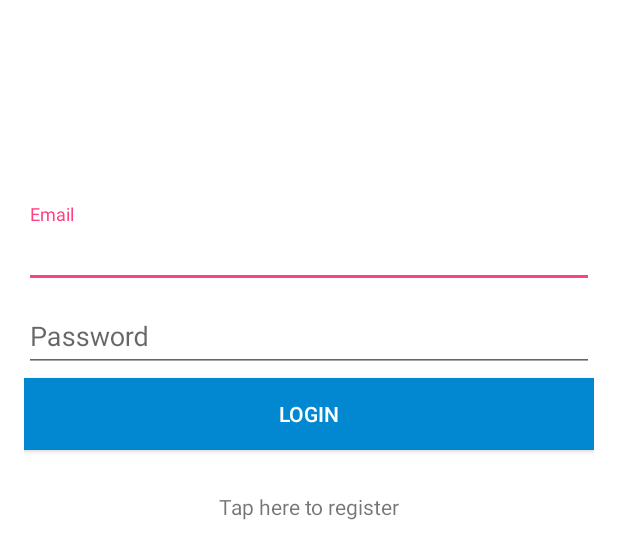
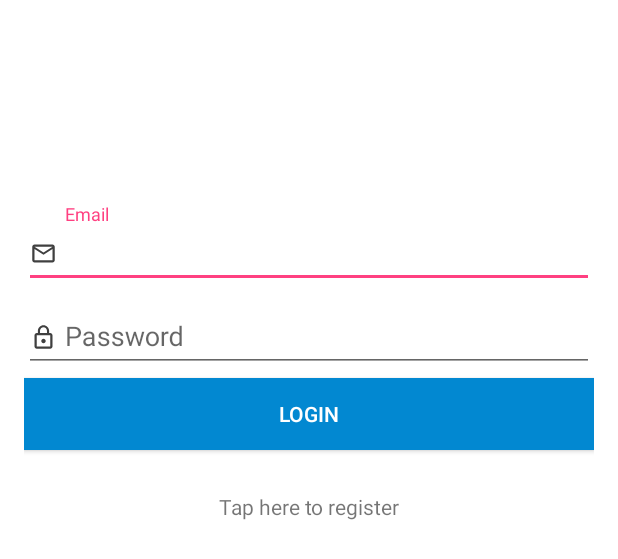
Before and after one commit to pramestisp/SmartParkingApp, an Android app: the layout activity_login.xml on its own in the app's theme, with its tools: preview values and no code run, on a phone screen of 412 x 824 dp. Shown: the top 559 px of the screen. Run offline under Robolectric (Android 15) with nearby library versions, the phone set to English and light mode, and no system bars.

Commit message:
Add icons to login layout Fix choose time layout

```diff
--- a/app/src/main/AndroidManifest.xml
+++ b/app/src/main/AndroidManifest.xml
@@ -10,7 +10,7 @@
         android:roundIcon="@mipmap/ic_launcher_round"
         android:supportsRtl="true"
         android:theme="@style/AppTheme">
-        <activity android:name=".MainActivity">
+        <activity android:name=".ChooseTimeActivity">
             <intent-filter>
                 <action android:name="android.intent.action.MAIN" />
 
@@ -22,8 +22,8 @@
             <!--android:label="@string/title_activity_main"-->
             <!--android:theme="@style/AppTheme" />-->
         <!--<activity android:name=".MainActivity"/>-->
-        <activity android:name=".ChooseSlotActivity" />
-        <activity android:name=".ChooseTimeActivity" />
+        <!--<activity android:name=".ChooseSlotActivity" />-->
+        <!--<activity android:name=".ChooseTimeActivity" />-->
 
     </application>
 
--- a/app/src/main/java/id/ac/ugm/smartparking/smartparkingapp/ChooseTimeActivity.java
+++ b/app/src/main/java/id/ac/ugm/smartparking/smartparkingapp/ChooseTimeActivity.java
@@ -221,6 +221,7 @@ public class ChooseTimeActivity extends AppCompatActivity implements View.OnClic
             toTimePickerDialog.show();
         }
 
+
     }
 
 
--- /dev/null
+++ b/app/src/main/res/drawable/ic_access_time_black_24dp.xml
@@ -0,0 +1,5 @@
+<vector android:alpha="0.75" android:height="18dp"
+    android:viewportHeight="24.0" android:viewportWidth="24.0"
+    android:width="18dp" xmlns:android="http://schemas.android.com/apk/res/android">
+    <path android:fillColor="#FF000000" android:pathData="M11.99,2C6.47,2 2,6.48 2,12s4.47,10 9.99,10C17.52,22 22,17.52 22,12S17.52,2 11.99,2zM12,20c-4.42,0 -8,-3.58 -8,-8s3.58,-8 8,-8 8,3.58 8,8 -3.58,8 -8,8zM12.5,7H11v6l5.25,3.15 0.75,-1.23 -4.5,-2.67z"/>
+</vector>
--- /dev/null
+++ b/app/src/main/res/drawable/ic_attach_money_black_24dp.xml
@@ -0,0 +1,5 @@
+<vector android:alpha="0.75" android:height="24dp"
+    android:viewportHeight="24.0" android:viewportWidth="24.0"
+    android:width="24dp" xmlns:android="http://schemas.android.com/apk/res/android">
+    <path android:fillColor="#FF000000" android:pathData="M11.8,10.9c-2.27,-0.59 -3,-1.2 -3,-2.15 0,-1.09 1.01,-1.85 2.7,-1.85 1.78,0 2.44,0.85 2.5,2.1h2.21c-0.07,-1.72 -1.12,-3.3 -3.21,-3.81V3h-3v2.16c-1.94,0.42 -3.5,1.68 -3.5,3.61 0,2.31 1.91,3.46 4.7,4.13 2.5,0.6 3,1.48 3,2.41 0,0.69 -0.49,1.79 -2.7,1.79 -2.06,0 -2.87,-0.92 -2.98,-2.1h-2.2c0.12,2.19 1.76,3.42 3.68,3.83V21h3v-2.15c1.95,-0.37 3.5,-1.5 3.5,-3.55 0,-2.84 -2.43,-3.81 -4.7,-4.4z"/>
+</vector>
--- /dev/null
+++ b/app/src/main/res/drawable/ic_confirmation_number_black_24dp.xml
@@ -0,0 +1,5 @@
+<vector android:alpha="0.75" android:height="18dp"
+    android:viewportHeight="24.0" android:viewportWidth="24.0"
+    android:width="18dp" xmlns:android="http://schemas.android.com/apk/res/android">
+    <path android:fillColor="#FF000000" android:pathData="M22,10L22,6c0,-1.11 -0.9,-2 -2,-2L4,4c-1.1,0 -1.99,0.89 -1.99,2v4c1.1,0 1.99,0.9 1.99,2s-0.89,2 -2,2v4c0,1.1 0.9,2 2,2h16c1.1,0 2,-0.9 2,-2v-4c-1.1,0 -2,-0.9 -2,-2s0.9,-2 2,-2zM13,17.5h-2v-2h2v2zM13,13h-2v-2h2v2zM13,8.5h-2v-2h2v2z"/>
+</vector>
--- /dev/null
+++ b/app/src/main/res/drawable/ic_directions_car_black_24dp.xml
@@ -0,0 +1,5 @@
+<vector android:alpha="0.75" android:height="18dp"
+    android:viewportHeight="24.0" android:viewportWidth="24.0"
+    android:width="18dp" xmlns:android="http://schemas.android.com/apk/res/android">
+    <path android:fillColor="#FF000000" android:pathData="M18.92,6.01C18.72,5.42 18.16,5 17.5,5h-11c-0.66,0 -1.21,0.42 -1.42,1.01L3,12v8c0,0.55 0.45,1 1,1h1c0.55,0 1,-0.45 1,-1v-1h12v1c0,0.55 0.45,1 1,1h1c0.55,0 1,-0.45 1,-1v-8l-2.08,-5.99zM6.5,16c-0.83,0 -1.5,-0.67 -1.5,-1.5S5.67,13 6.5,13s1.5,0.67 1.5,1.5S7.33,16 6.5,16zM17.5,16c-0.83,0 -1.5,-0.67 -1.5,-1.5s0.67,-1.5 1.5,-1.5 1.5,0.67 1.5,1.5 -0.67,1.5 -1.5,1.5zM5,11l1.5,-4.5h11L19,11L5,11z"/>
+</vector>
--- /dev/null
+++ b/app/src/main/res/drawable/ic_lock_outline_black_24dp.xml
@@ -0,0 +1,5 @@
+<vector android:alpha="0.75" android:height="18dp"
+    android:viewportHeight="24.0" android:viewportWidth="24.0"
+    android:width="18dp" xmlns:android="http://schemas.android.com/apk/res/android">
+    <path android:fillColor="#FF000000" android:pathData="M12,17c1.1,0 2,-0.9 2,-2s-0.9,-2 -2,-2 -2,0.9 -2,2 0.9,2 2,2zM18,8h-1L17,6c0,-2.76 -2.24,-5 -5,-5S7,3.24 7,6v2L6,8c-1.1,0 -2,0.9 -2,2v10c0,1.1 0.9,2 2,2h12c1.1,0 2,-0.9 2,-2L20,10c0,-1.1 -0.9,-2 -2,-2zM8.9,6c0,-1.71 1.39,-3.1 3.1,-3.1s3.1,1.39 3.1,3.1v2L8.9,8L8.9,6zM18,20L6,20L6,10h12v10z"/>
+</vector>
--- /dev/null
+++ b/app/src/main/res/drawable/ic_mail_outline_black_24dp.xml
@@ -0,0 +1,5 @@
+<vector android:alpha="0.75" android:height="18dp"
+    android:viewportHeight="24.0" android:viewportWidth="24.0"
+    android:width="18dp" xmlns:android="http://schemas.android.com/apk/res/android">
+    <path android:fillColor="#FF000000" android:pathData="M20,4L4,4c-1.1,0 -1.99,0.9 -1.99,2L2,18c0,1.1 0.9,2 2,2h16c1.1,0 2,-0.9 2,-2L22,6c0,-1.1 -0.9,-2 -2,-2zM20,18L4,18L4,8l8,5 8,-5v10zM12,11L4,6h16l-8,5z"/>
+</vector>
--- /dev/null
+++ b/app/src/main/res/drawable/ic_person_outline_black_24dp.xml
@@ -0,0 +1,5 @@
+<vector android:alpha="0.75" android:height="18dp"
+    android:viewportHeight="24.0" android:viewportWidth="24.0"
+    android:width="18dp" xmlns:android="http://schemas.android.com/apk/res/android">
+    <path android:fillColor="#FF000000" android:pathData="M12,5.9c1.16,0 2.1,0.94 2.1,2.1s-0.94,2.1 -2.1,2.1S9.9,9.16 9.9,8s0.94,-2.1 2.1,-2.1m0,9c2.97,0 6.1,1.46 6.1,2.1v1.1L5.9,18.1L5.9,17c0,-0.64 3.13,-2.1 6.1,-2.1M12,4C9.79,4 8,5.79 8,8s1.79,4 4,4 4,-1.79 4,-4 -1.79,-4 -4,-4zM12,13c-2.67,0 -8,1.34 -8,4v3h16v-3c0,-2.66 -5.33,-4 -8,-4z"/>
+</vector>
--- a/app/src/main/res/layout/activity_login.xml
+++ b/app/src/main/res/layout/activity_login.xml
@@ -69,7 +69,9 @@
                             android:layout_height="wrap_content"
                             android:id="@+id/etLoginEmail"
                             android:inputType="textEmailAddress"
-                            android:hint="Email"/>
+                            android:hint="Email"
+                            android:drawableLeft="@drawable/ic_mail_outline_black_24dp"
+                            android:drawablePadding="5dp"/>
 
                     </android.support.design.widget.TextInputLayout>
 
@@ -84,7 +86,9 @@
                             android:inputType="textPassword"
                             android:id="@+id/etLoginPassword"
                             android:fontFamily="Roboto"
-                            android:hint="Password"/>
+                            android:hint="Password"
+                            android:drawableLeft="@drawable/ic_lock_outline_black_24dp"
+                            android:drawablePadding="5dp"/>
 
                     </android.support.design.widget.TextInputLayout>
 
@@ -99,7 +103,9 @@
                             android:hint="Name"
                             android:id="@+id/etLoginName"
                             android:inputType="textCapWords"
-                            android:maxLines="1"/>
+                            android:maxLines="1"
+                            android:drawableLeft="@drawable/ic_person_outline_black_24dp"
+                            android:drawablePadding="5dp"/>
                     </android.support.design.widget.TextInputLayout>
 
                     <android.support.design.widget.TextInputLayout
@@ -113,7 +119,9 @@
                             android:hint="Car Type"
                             android:inputType="text"
                             android:id="@+id/etLoginCarModel"
-                            android:maxLines="1"/>
+                            android:maxLines="1"
+                            android:drawableLeft="@drawable/ic_directions_car_black_24dp"
+                            android:drawablePadding="5dp"/>
                     </android.support.design.widget.TextInputLayout>
 
                     <!--Spinner
@@ -143,7 +151,9 @@
                             android:hint="Car License Number"
                             android:id="@+id/etLicenseNo"
                             android:inputType="textCapWords"
-                            android:maxLines="1"/>
+                            android:maxLines="1"
+                            android:drawableLeft="@drawable/ic_confirmation_number_black_24dp"
+                            android:drawablePadding="5dp"/>
                     </android.support.design.widget.TextInputLayout>
 
                     <Button
```
Also changed, not shown: app/src/main/res/drawable/state_slot.xml (+16 -2 lines), app/src/main/res/layout/activity_choose_time.xml (+46 -2 lines).
